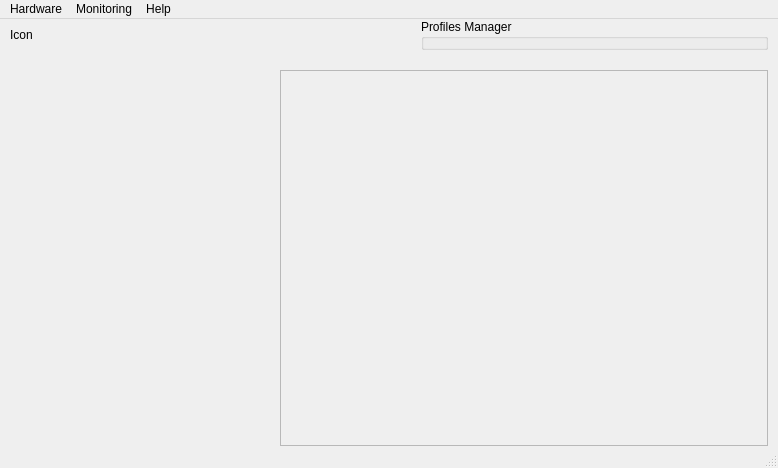
Before: the Qt Designer form res/MainWindow.ui in Ultrawipf/OpenFFBoard-configurator, drawn with Qt 5.
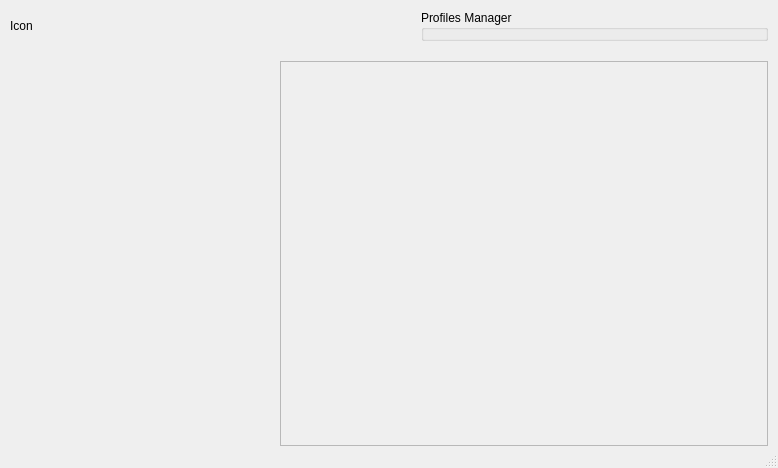
After: the same form once the commit is applied.

Commit message: feat(ui): add dashboard with FFB monitoring integration

What changed in the file:
```diff
--- a/res/MainWindow.ui
+++ b/res/MainWindow.ui
@@ -25,7 +25,7 @@
      <number>10</number>
     </property>
     <property name="topMargin">
-     <number>0</number>
+     <number>10</number>
     </property>
     <property name="rightMargin">
      <number>10</number>
@@ -138,56 +138,6 @@
     </item>
    </layout>
   </widget>
-  <widget class="QMenuBar" name="menubar">
-   <property name="geometry">
-    <rect>
-     <x>0</x>
-     <y>0</y>
-     <width>778</width>
-     <height>21</height>
-    </rect>
-   </property>
-   <widget class="QMenu" name="menuHelp">
-    <property name="title">
-     <string>Help</string>
-    </property>
-    <widget class="QMenu" name="menuLanguage">
-     <property name="title">
-      <string>Language</string>
-     </property>
-     <addaction name="separator"/>
-    </widget>
-    <addaction name="actionErrors"/>
-    <addaction name="actionActive_features"/>
-    <addaction name="actionActive_threads"/>
-    <addaction name="actionDebug_mode"/>
-    <addaction name="actionUpdates"/>
-    <addaction name="menuLanguage"/>
-    <addaction name="actionAbout"/>
-   </widget>
-   <widget class="QMenu" name="menuSettings">
-    <property name="title">
-     <string>Hardware</string>
-    </property>
-    <addaction name="actionDFU_Uploader"/>
-    <addaction name="separator"/>
-    <addaction name="actionReset_Factory_Config"/>
-    <addaction name="actionSave_chip_config"/>
-    <addaction name="actionRestore_chip_config"/>
-    <addaction name="separator"/>
-    <addaction name="actionReboot"/>
-   </widget>
-   <widget class="QMenu" name="menuMonitoring">
-    <property name="title">
-     <string>Monitoring</string>
-    </property>
-    <addaction name="actionEffectsMonitor"/>
-    <addaction name="actionEffects_forces"/>
-   </widget>
-   <addaction name="menuSettings"/>
-   <addaction name="menuMonitoring"/>
-   <addaction name="menuHelp"/>
-  </widget>
   <widget class="QStatusBar" name="statusbar"/>
   <action name="actionAbout">
    <property name="text">
```
Left out of the diff: 120 changed lines with no effect on the pictures. The commit also changes 9 other files.
